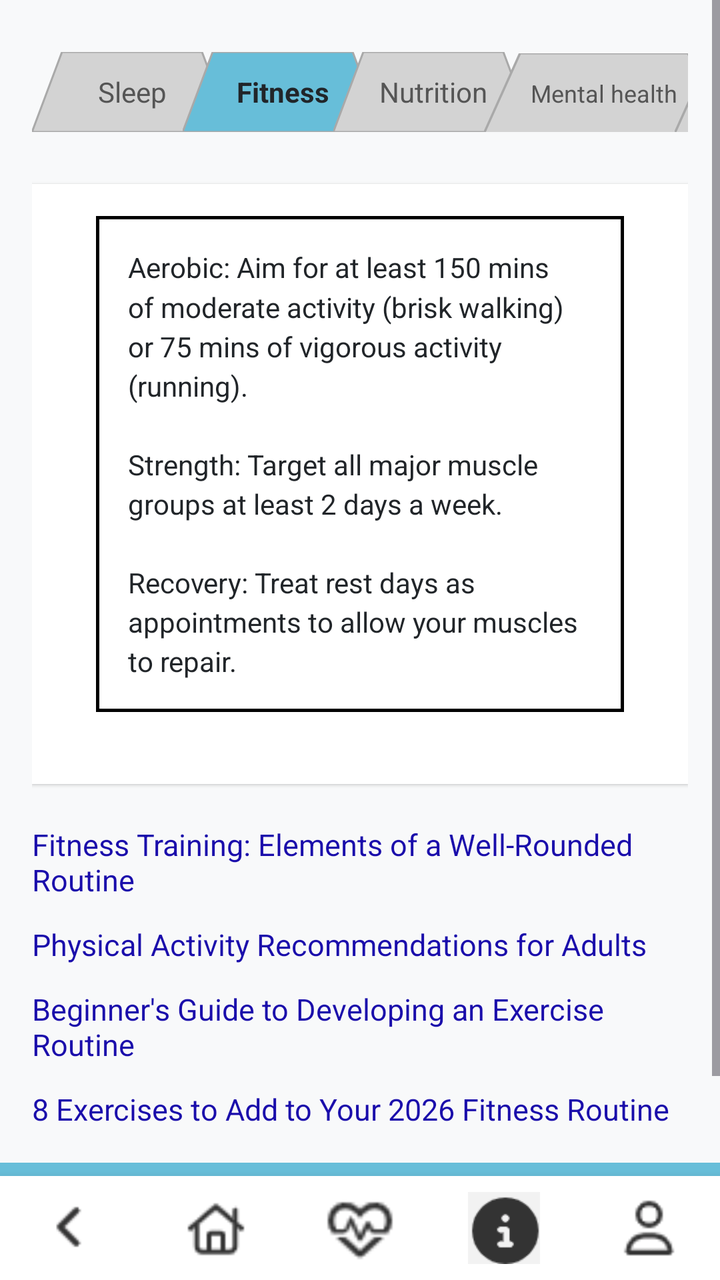
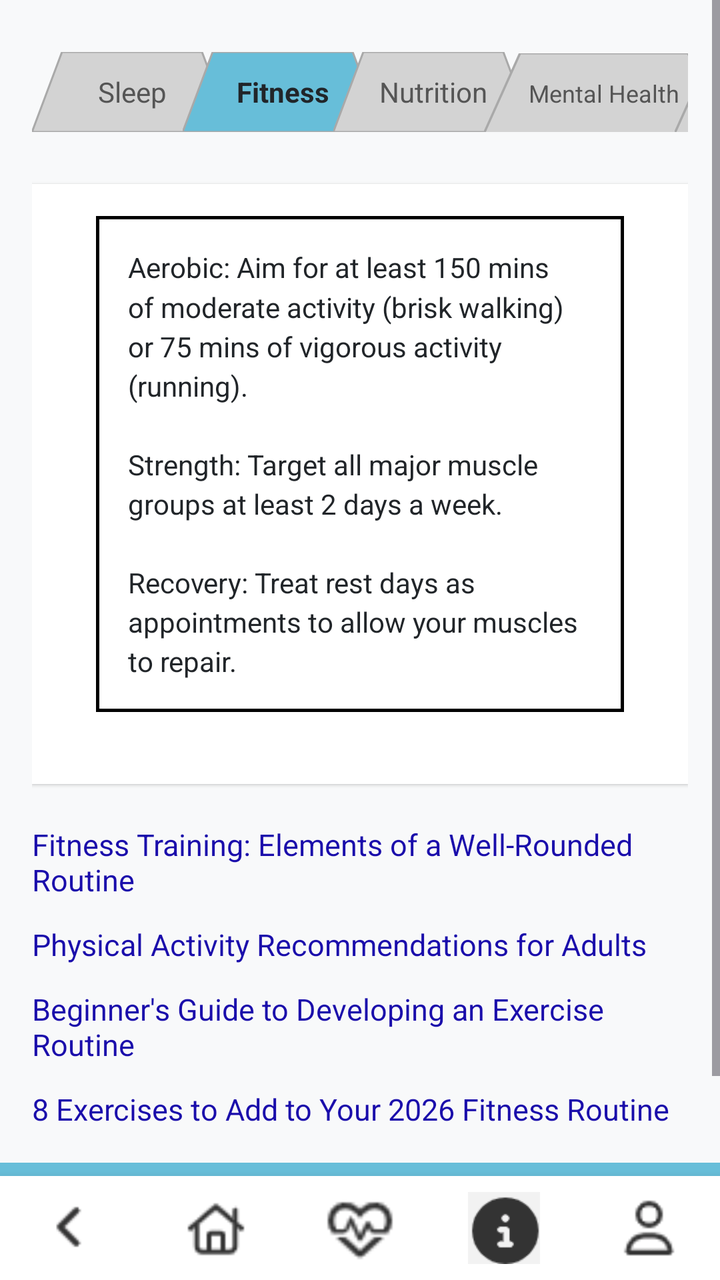

Two renders of the same Android screen: before a commit and after it. Below are the layout's source before the change and the commit's diff.
<!-- AndroidManifest.xml: application theme Theme.MAG01Y26 -->
<!-- res/layout/activity_fitness_info.xml -->
<?xml version="1.0" encoding="utf-8"?>
<RelativeLayout xmlns:android="http://schemas.android.com/apk/res/android"
    xmlns:app="http://schemas.android.com/apk/res-auto"
    android:layout_width="match_parent"
    android:layout_height="match_parent"
    android:background="#F8F9FA"
    android:fitsSystemWindows="true">

    <ScrollView
        android:layout_width="match_parent"
        android:layout_height="match_parent"
        android:layout_above="@id/bottomNavigationBar"
        android:fillViewport="true">

        <LinearLayout
            android:layout_width="match_parent"
            android:layout_height="wrap_content"
            android:orientation="vertical"
            android:padding="16dp">

            <HorizontalScrollView
                android:layout_width="match_parent"
                android:layout_height="wrap_content"
                android:scrollbars="none"
                android:layout_marginBottom="16dp">

                <LinearLayout
                    android:layout_width="match_parent"
                    android:layout_height="wrap_content"
                    android:orientation="horizontal"
                    android:gravity="center_horizontal"
                    android:paddingTop="10dp"
                    android:paddingBottom="10dp">


                    <TextView
                        android:id="@+id/btn_sleep"
                        android:layout_width="100dp"
                        android:layout_height="40dp"
                        android:text="Sleep"
                        android:textColor="#555555"
                        android:gravity="center"
                        android:background="@drawable/tab_gray" />


                    <TextView
                        android:id="@+id/btn_fitness"
                        android:layout_width="100dp"
                        android:layout_height="40dp"
                        android:layout_marginLeft="-25dp"
                        android:text="Fitness"
                        android:textColor="#212529"
                        android:textStyle="bold"
                        android:gravity="center"
                        android:background="@drawable/tab_style_selected" />


                    <TextView
                        android:id="@+id/btn_nutrition"
                        android:layout_width="100dp"
                        android:layout_height="40dp"
                        android:layout_marginLeft="-25dp"
                        android:text="Nutrition"
                        android:textColor="#555555"
                        android:gravity="center"
                        android:background="@drawable/tab_gray" />


                    <TextView
                        android:id="@+id/btn_mental_health"
                        android:layout_width="120dp"
                        android:layout_height="40dp"
                        android:layout_marginLeft="-25dp"
                        android:text="Mental health"
                        android:textColor="#555555"
                        android:gravity="center"
                        android:textSize="12sp"
                        android:background="@drawable/tab_gray" />


                    <TextView
                        android:id="@+id/btn_smoking"
                        android:layout_width="120dp"
                        android:layout_height="40dp"
                        android:layout_marginLeft="-25dp"
                        android:text="Smoking"
                        android:textColor="#555555"
                        android:gravity="center"
                        android:textSize="12sp"
                        android:background="@drawable/tab_gray" />


                    <TextView
                        android:id="@+id/btn_alcohol"
                        android:layout_width="120dp"
                        android:layout_height="40dp"
                        android:layout_marginLeft="-25dp"
                        android:text="Alcohol"
                        android:textColor="#555555"
                        android:gravity="center"
                        android:textSize="12sp"
                        android:background="@drawable/tab_gray" />

                </LinearLayout>
            </HorizontalScrollView>


            <LinearLayout
                android:layout_width="match_parent"
                android:layout_height="wrap_content"
                android:orientation="vertical"
                android:background="@android:color/white"
                android:padding="16dp"
                android:elevation="1dp"
                android:layout_marginBottom="20dp">

                <com.google.android.material.card.MaterialCardView
                    android:layout_width="match_parent"
                    android:layout_height="wrap_content"
                    android:layout_marginLeft="16dp"
                    android:layout_marginRight="16dp"
                    android:layout_marginBottom="20dp"
                    app:cardBackgroundColor="@android:color/white"
                    app:cardCornerRadius="0dp"
                    app:cardElevation="0dp"
                    app:strokeColor="@android:color/black"
                    app:strokeWidth="1.5dp">

                    <TextView
                        android:layout_width="match_parent"
                        android:layout_height="wrap_content"
                        android:text="Aerobic: Aim for at least 150 mins of moderate activity (brisk walking) or 75 mins of vigorous activity (running). \n\nStrength: Target all major muscle groups at least 2 days a week. \n\nRecovery: Treat rest days as appointments to allow your muscles to repair."
                        android:textColor="#212529"
                        android:textSize="14sp"
                        android:lineSpacingMultiplier="1.2"
                        android:padding="16dp" />

                </com.google.android.material.card.MaterialCardView>
            </LinearLayout>


            <TextView
                android:id="@+id/link1"
                android:layout_width="match_parent"
                android:layout_height="wrap_content"
                android:text="Fitness Training: Elements of a Well-Rounded Routine"
                android:textColor="#1A0DAB"
                android:textSize="15sp"
                android:autoLink="all"
                android:layout_marginBottom="12dp" />

            <TextView
                android:id="@+id/link2"
                android:layout_width="match_parent"
                android:layout_height="wrap_content"
                android:text="Physical Activity Recommendations for Adults"
                android:textColor="#1A0DAB"
                android:textSize="15sp"
                android:layout_marginBottom="12dp" />

            <TextView
                android:id="@+id/link3"
                android:layout_width="match_parent"
                android:layout_height="wrap_content"
                android:text="Beginner's Guide to Developing an Exercise Routine"
                android:textColor="#1A0DAB"
                android:textSize="15sp"
                android:layout_marginBottom="12dp" />

            <TextView
                android:id="@+id/link4"
                android:layout_width="match_parent"
                android:layout_height="wrap_content"
                android:text="8 Exercises to Add to Your 2026 Fitness Routine"
                android:textColor="#1A0DAB"
                android:textSize="15sp"
                android:layout_marginBottom="12dp" />

            <TextView
                android:id="@+id/link5"
                android:layout_width="match_parent"
                android:layout_height="wrap_content"
                android:text="Strength Training: A Beginner's Guide to Getting Stronger"
                android:textColor="#1A0DAB"
                android:textSize="15sp"
                android:layout_marginBottom="12dp" />

        </LinearLayout>
    </ScrollView>

    <include layout="@layout/layout_blue_divider" />
    <LinearLayout
        android:id="@+id/bottomNavigationBar"
        android:layout_width="match_parent"
        android:layout_height="wrap_content"
        android:layout_alignParentBottom="true"
        android:orientation="horizontal"
        android:background="#FFFFFF"
        android:paddingTop="8dp"
        android:paddingBottom="8dp"
        android:elevation="8dp"
        android:weightSum="5">

        <ImageView
            android:id="@+id/btnBack"
            android:layout_width="0dp"
            android:layout_height="36dp"
            android:layout_weight="1"
            android:src="@drawable/ic_back"
            android:contentDescription="Back" />

        <ImageView
            android:id="@+id/btnHome"
            android:layout_width="0dp"
            android:layout_height="36dp"
            android:layout_weight="1"
            android:src="@drawable/ic_home"
            android:contentDescription="Home" />

        <ImageView
            android:id="@+id/btnHeart"
            android:layout_width="0dp"
            android:layout_height="36dp"
            android:layout_weight="1"
            android:src="@drawable/ic_simulation"
            android:contentDescription="Simulation" />

        <ImageView
            android:id="@+id/btnInfo"
            android:layout_width="0dp"
            android:layout_height="36dp"
            android:layout_weight="1"
            android:src="@drawable/ic_info_selected"
            android:contentDescription="Info" />

        <ImageView
            android:id="@+id/btnProfile"
            android:layout_width="0dp"
            android:layout_height="36dp"
            android:layout_weight="1"
            android:src="@drawable/ic_profile"
            android:contentDescription="Profile" />
    </LinearLayout>

</RelativeLayout>
<!-- res/layout/layout_blue_divider.xml (included above) -->
<?xml version="1.0" encoding="utf-8"?>
<View xmlns:android="http://schemas.android.com/apk/res/android"
    android:layout_width="match_parent"
    android:layout_height="20px"
    android:background="#67bed9"
    android:layout_above="@id/bottomNavigationBar" />
<!-- resources referenced by this layout -->
<resources>
  <!-- drawable ic_back: png bitmap (drawable, 230 bytes) -->
  <!-- drawable ic_home: png bitmap (drawable, 536 bytes) -->
  <!-- drawable ic_info_selected: png bitmap (drawable, 826 bytes) -->
  <!-- drawable ic_profile: png bitmap (drawable, 459 bytes) -->
  <!-- drawable ic_simulation: png bitmap (drawable, 723 bytes) -->
  <!-- drawable tab_gray (drawable) -->
  <?xml version="1.0" encoding="utf-8"?>
  <vector xmlns:android="http://schemas.android.com/apk/res/android"
      android:width="100dp"
      android:height="40dp"
      android:viewportWidth="100"
      android:viewportHeight="40">
  
      <path
          android:fillColor="#D3D3D3"
          android:strokeColor="#A9A9A9"
          android:strokeWidth="1"
          android:pathData="M 0,40 L 15,0 L 85,0 L 100,40 Z" />
  </vector>
  <!-- drawable tab_style_selected (drawable) -->
  <?xml version="1.0" encoding="utf-8"?>
  <vector xmlns:android="http://schemas.android.com/apk/res/android"
      android:width="100dp"
      android:height="40dp"
      android:viewportWidth="100"
      android:viewportHeight="40">
      <path
          android:fillColor="#67bed9"
          android:strokeColor="#A9A9A9"
          android:strokeWidth="1"
          android:pathData="M 0,40 L 15,0 L 85,0 L 100,40 Z" />
  </vector>
  <style name="Theme.MAG01Y26" parent="Base.Theme.MAG01Y26" />
  <style name="Base.Theme.MAG01Y26" parent="Theme.Material3.DayNight.NoActionBar">
          
          
      </style>
</resources>

<!-- the commit's change to res/layout/activity_fitness_info.xml (unified diff, before → after) -->
@@ -4,7 +4,8 @@
     android:layout_width="match_parent"
     android:layout_height="match_parent"
     android:background="#F8F9FA"
-    android:fitsSystemWindows="true">
+    android:fitsSystemWindows="true"
+    android:id="@+id/fitnessXML">
 
     <ScrollView
         android:layout_width="match_parent"
@@ -37,7 +38,7 @@
                         android:id="@+id/btn_sleep"
                         android:layout_width="100dp"
                         android:layout_height="40dp"
-                        android:text="Sleep"
+                        android:text="@string/Sleep"
                         android:textColor="#555555"
                         android:gravity="center"
                         android:background="@drawable/tab_gray" />
@@ -48,7 +49,7 @@
                         android:layout_width="100dp"
                         android:layout_height="40dp"
                         android:layout_marginLeft="-25dp"
-                        android:text="Fitness"
+                        android:text="@string/Fitness"
                         android:textColor="#212529"
                         android:textStyle="bold"
                         android:gravity="center"
@@ -60,7 +61,7 @@
                         android:layout_width="100dp"
                         android:layout_height="40dp"
                         android:layout_marginLeft="-25dp"
-                        android:text="Nutrition"
+                        android:text="@string/Nutrition"
                         android:textColor="#555555"
                         android:gravity="center"
                         android:background="@drawable/tab_gray" />
@@ -71,19 +72,18 @@
                         android:layout_width="120dp"
                         android:layout_height="40dp"
                         android:layout_marginLeft="-25dp"
-                        android:text="Mental health"
-                        android:textColor="#555555"
-                        android:gravity="center"
-                        android:textSize="12sp"
-                        android:background="@drawable/tab_gray" />
-
+                        android:background="@drawable/tab_gray"
+                        android:gravity="center"
+                        android:text="@string/Mental_Health"
+                        android:textColor="#555555"
+                        android:textSize="12sp" />
 
                     <TextView
                         android:id="@+id/btn_smoking"
                         android:layout_width="120dp"
                         android:layout_height="40dp"
                         android:layout_marginLeft="-25dp"
-                        android:text="Smoking"
+                        android:text="@string/Smoking_tab"
                         android:textColor="#555555"
                         android:gravity="center"
                         android:textSize="12sp"
@@ -95,7 +95,7 @@
                         android:layout_width="120dp"
                         android:layout_height="40dp"
                         android:layout_marginLeft="-25dp"
-                        android:text="Alcohol"
+                        android:text="@string/Alcohol"
                         android:textColor="#555555"
                         android:gravity="center"
                         android:textSize="12sp"
@@ -129,11 +129,11 @@
                     <TextView
                         android:layout_width="match_parent"
                         android:layout_height="wrap_content"
-                        android:text="Aerobic: Aim for at least 150 mins of moderate activity (brisk walking) or 75 mins of vigorous activity (running). \n\nStrength: Target all major muscle groups at least 2 days a week. \n\nRecovery: Treat rest days as appointments to allow your muscles to repair."
+                        android:lineSpacingMultiplier="1.2"
+                        android:padding="16dp"
+                        android:text="@string/Fitness_Info"
                         android:textColor="#212529"
-                        android:textSize="14sp"
-                        android:lineSpacingMultiplier="1.2"
-                        android:padding="16dp" />
+                        android:textSize="14sp" />
 
                 </com.google.android.material.card.MaterialCardView>
             </LinearLayout>
@@ -143,7 +143,7 @@
                 android:id="@+id/link1"
                 android:layout_width="match_parent"
                 android:layout_height="wrap_content"
-                android:text="Fitness Training: Elements of a Well-Rounded Routine"
+                android:text="@string/fitness_training"
                 android:textColor="#1A0DAB"
                 android:textSize="15sp"
                 android:autoLink="all"
@@ -153,7 +153,7 @@
                 android:id="@+id/link2"
                 android:layout_width="match_parent"
                 android:layout_height="wrap_content"
-                android:text="Physical Activity Recommendations for Adults"
+                android:text="@string/physical_activity"
                 android:textColor="#1A0DAB"
                 android:textSize="15sp"
                 android:layout_marginBottom="12dp" />
@@ -162,7 +162,7 @@
                 android:id="@+id/link3"
                 android:layout_width="match_parent"
                 android:layout_height="wrap_content"
-                android:text="Beginner's Guide to Developing an Exercise Routine"
+                android:text="@string/beginners_guide"
                 android:textColor="#1A0DAB"
                 android:textSize="15sp"
                 android:layout_marginBottom="12dp" />
@@ -171,7 +171,7 @@
                 android:id="@+id/link4"
                 android:layout_width="match_parent"
                 android:layout_height="wrap_content"
-                android:text="8 Exercises to Add to Your 2026 Fitness Routine"
+                android:text="@string/fitness_routine"
                 android:textColor="#1A0DAB"
                 android:textSize="15sp"
                 android:layout_marginBottom="12dp" />
@@ -180,7 +180,7 @@
                 android:id="@+id/link5"
                 android:layout_width="match_parent"
                 android:layout_height="wrap_content"
-                android:text="Strength Training: A Beginner's Guide to Getting Stronger"
+                android:text="@string/strength_training"
                 android:textColor="#1A0DAB"
                 android:textSize="15sp"
                 android:layout_marginBottom="12dp" />
<!-- resource entries referenced after the edit -->
@@ -32,6 +32,18 @@
           android:strokeWidth="1"
           android:pathData="M 0,40 L 15,0 L 85,0 L 100,40 Z" />
   </vector>
+  <string name="Alcohol">Alcohol</string>
+  <string name="Fitness">Fitness</string>
+  <string name="Fitness_Info">Aerobic: Aim for at least 150 mins of moderate activity (brisk walking) or 75 mins of vigorous activity (running). \n\nStrength: Target all major muscle groups at least 2 days a week. \n\nRecovery: Treat rest days as appointments to allow your muscles to repair.</string>
+  <string name="Mental_Health">Mental Health</string>
+  <string name="Nutrition">Nutrition</string>
+  <string name="Sleep">Sleep</string>
+  <string name="Smoking_tab">Smoking</string>
+  <string name="beginners_guide">Beginner\'s Guide to Developing an Exercise Routine</string>
+  <string name="fitness_routine">8 Exercises to Add to Your 2026 Fitness Routine</string>
+  <string name="fitness_training">Fitness Training: Elements of a Well-Rounded Routine</string>
+  <string name="physical_activity">Physical Activity Recommendations for Adults</string>
+  <string name="strength_training">Strength Training: A Beginner\'s Guide to Getting Stronger</string>
   <style name="Theme.MAG01Y26" parent="Base.Theme.MAG01Y26" />
   <style name="Base.Theme.MAG01Y26" parent="Theme.Material3.DayNight.NoActionBar">
           
